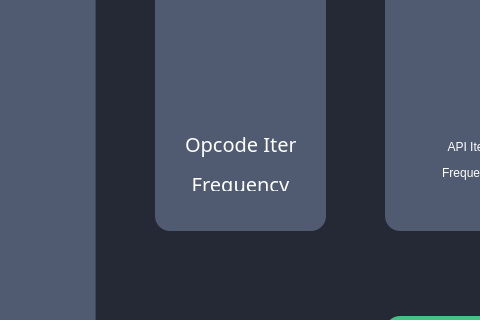
Before: the Qt Designer form GH/pyqt5_gul/GUI.ui in not4dog/Cerber-Type-Ransomware-Detection, drawn with Qt 5; both pictures show x 135 to 615 and y 184 to 504 of the 975 by 614 pixel window.
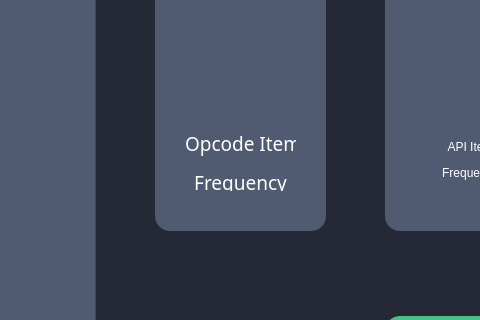
After: the same form once the commit is applied. Icons and pictures are not drawn.

The edit to the form file:
```diff
--- a/GH/pyqt5_gul/GUI.ui
+++ b/GH/pyqt5_gul/GUI.ui
@@ -433,7 +433,7 @@
      <property name="font">
       <font>
        <family>Bahnschrift SemiBold SemiConden</family>
-       <pointsize>15</pointsize>
+       <pointsize>14</pointsize>
        <weight>7</weight>
        <italic>false</italic>
        <bold>false</bold>
```
Left out of the diff: 6 changed lines with no effect on the pictures.
